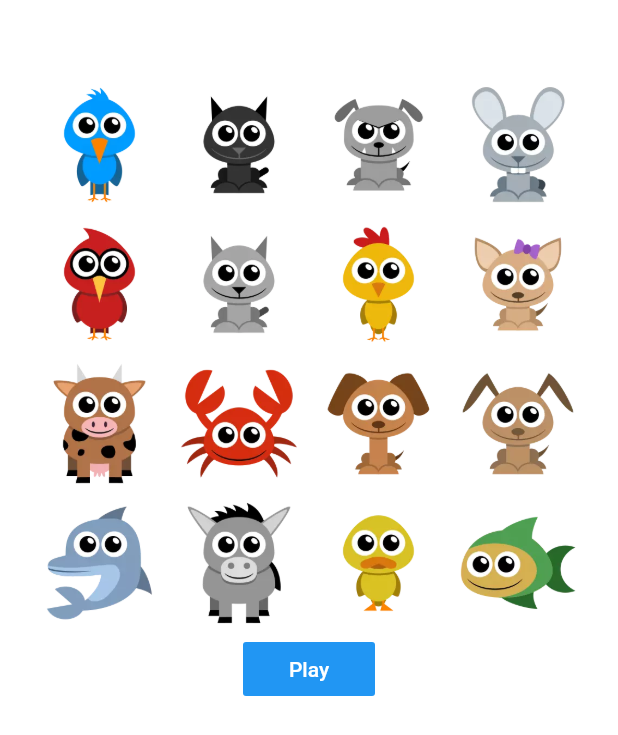
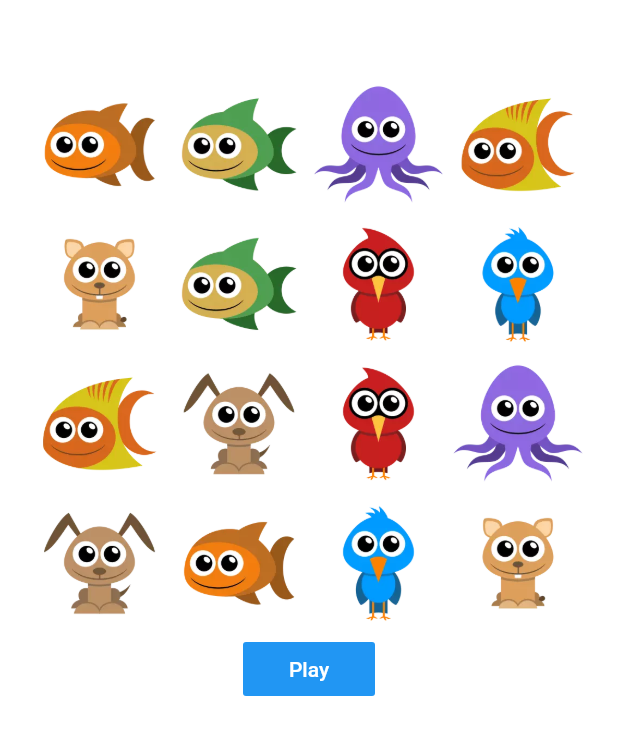
Before and after one commit to kentang-developer/flutter_memory_game, a Flutter app: the screen it shows after launch, on a phone screen of 412 x 824 dp. Shown: the top 735 px of the screen. Run offline on Flutter 3.47's test engine with Material 2 defaults, Android fonts, the phone set to English and light mode, and no system bars.

Commit message:
revert part 1

```diff
--- a/lib/pages/landing_page.dart
+++ b/lib/pages/landing_page.dart
@@ -36,10 +36,9 @@ class _LandingPageState extends State<LandingPage> {
               scrollDirection: Axis.vertical,
               gridDelegate: SliverGridDelegateWithMaxCrossAxisExtent(
                   mainAxisSpacing: 0.0, maxCrossAxisExtent: 100.0),
-              children: List.generate(16, (index) {
+              children: List.generate(boardPuzzle.length, (index) {
                 return BoardItem(
-                  itemModel:
-                      BoardItemModel(imagePath: "assets/${index + 1}.webp"),
+                  itemModel: boardPuzzle[index],
                 );
               }),
             ),
```
